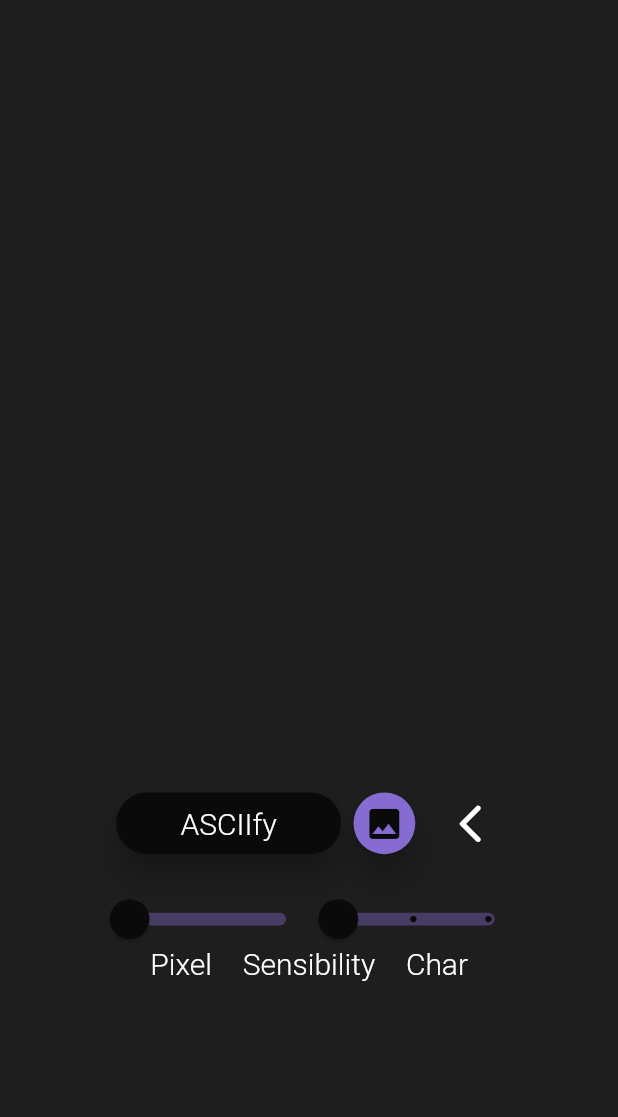
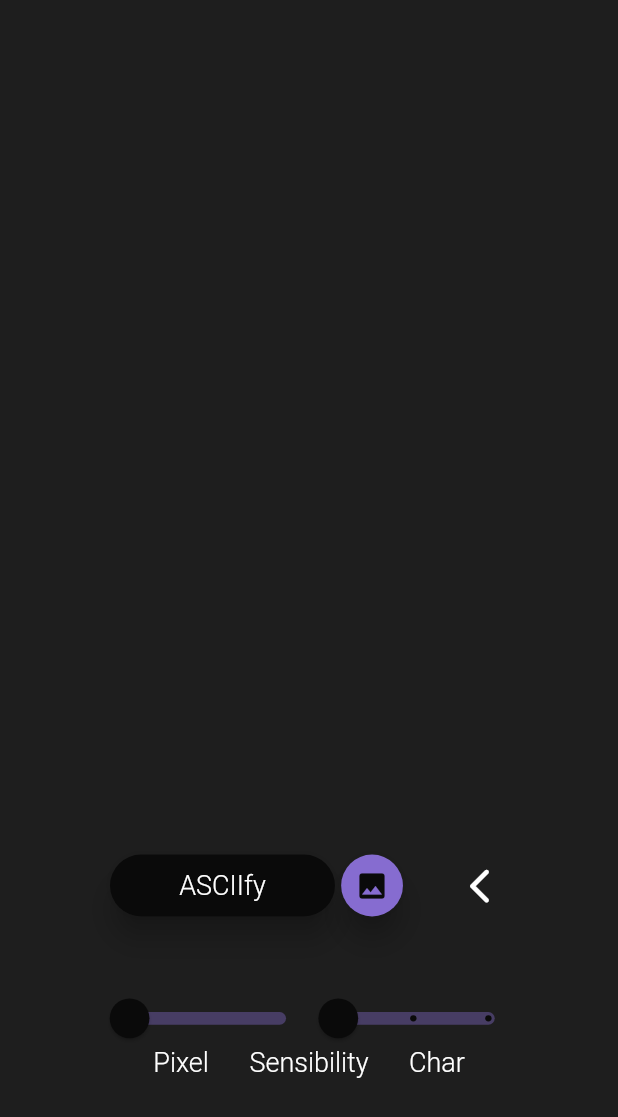
Before and after one commit to LorenzoProSky/ascii_art_app, a Flutter app: the screen it shows after launch, after a tap on the "light mode" icon, after a tap on "Storage", on a phone screen of 412 x 824 dp. Shown: the top 1117 px of the screen. Run offline on Flutter 3.47's test engine with Material 2 defaults, Android fonts, the phone set to English and light mode, and no system bars; our stand-ins replace image_picker, permission_handler; project files that could hold a hidden picture were left out.

Commit message:
Major improvments in page designs

```diff
--- a/lib/routes/home_page.dart
+++ b/lib/routes/home_page.dart
@@ -1,6 +1,7 @@
 import 'package:ascii_app/models/notifiers/theme_notifier.dart';
 import 'package:ascii_app/theme/theme.dart';
 import 'package:ascii_app/widgets/back_button_custom.dart';
+import 'package:ascii_app/widgets/exit_button_custom.dart';
 import 'package:ascii_app/widgets/home_page_select_button.dart';
 import 'package:flutter/material.dart';
 import 'package:provider/provider.dart';
@@ -25,7 +26,7 @@ class HomePage extends StatelessWidget {
               color: Theme.of(context).canvasColor,
               child: Padding(
                 padding: EdgeInsets.all(
-                  (screenHeight * 0.05 < 50) ? screenHeight * 0.05 : 50,
+                  (screenHeight * 0.03 < 30) ? screenHeight * 0.03 : 30,
                 ),
                 child: Stack(
                   clipBehavior: Clip.none,
@@ -40,12 +41,12 @@ class HomePage extends StatelessWidget {
                         Row(
                           mainAxisAlignment: MainAxisAlignment.start,
                           children: [
-                            BackButtonCustom(
-                                size: (screenHeight * 0.045 < 45)
-                                    ? screenHeight * 0.045
-                                    : 45),
+                            ExitButtonCustom(
+                                size: (screenHeight * 0.04 < 40)
+                                    ? screenHeight * 0.04
+                                    : 40),
                             SizedBox(
-                              width: screenWidth * 0.62,
+                              width: screenWidth * 0.65,
                             ),
                             Consumer<ThemeProvider>(
                               builder: (context, themeProvider, _) {
@@ -56,9 +57,9 @@ class HomePage extends StatelessWidget {
                                         : Icons.light_mode;
                                 return IconButton(
                                   icon: Icon(currentIcon),
-                                  iconSize: (screenHeight * 0.045 < 45)
-                                      ? screenHeight * 0.045
-                                      : 45,
+                                  iconSize: (screenHeight * 0.04 < 40)
+                                      ? screenHeight * 0.04
+                                      : 40,
                                   onPressed: () {
                                     if (themeProvider.getTheme().brightness ==
                                         Brightness.dark) {
@@ -79,9 +80,9 @@ class HomePage extends StatelessWidget {
                     Column(
                       children: <Widget>[
                         SizedBox(
-                          height: (screenHeight * 0.08 < 80)
-                              ? screenHeight * 0.08
-                              : 80,
+                          height: (screenHeight * 0.12 < 110)
+                              ? screenHeight * 0.12
+                              : 110,
                         ),
                         Image(
                           image: (themeProvider.getTheme().brightness ==
@@ -89,23 +90,23 @@ class HomePage extends StatelessWidget {
                               ? const AssetImage("assets/home_image_dark.png") //TODO
                               : const AssetImage("assets/home_image_light.png"),
                           width: (screenWidth < 500) ? screenWidth : 500,
-                          height: (screenHeight * 0.65 < 450)
-                              ? screenHeight * 0.65
-                              : 450,
+                          height: (screenHeight * 0.62 < 420)
+                              ? screenHeight * 0.62
+                              : 420,
                           fit: BoxFit.cover,
                         ),
                         SizedBox(
-                          height: (screenHeight * 0.04 < 40)
-                              ? screenHeight * 0.04
-                              : 40,
+                          height: (screenHeight * 0.045 < 45)
+                              ? screenHeight * 0.045
+                              : 45,
                         ),
                         HomePageSelectButton(
-                          width: (screenWidth * 0.75 < 350)
-                              ? screenWidth * 0.75
-                              : 350,
-                          height: (screenHeight * 0.055 < 55)
-                              ? screenHeight * 0.055
-                              : 55,
+                          width: (screenWidth * 0.8 < 380)
+                              ? screenWidth * 0.8
+                              : 380,
+                          height: (screenHeight * 0.05 < 50)
+                              ? screenHeight * 0.05
+                              : 50,
                         ),
                       ],
                     ),
--- a/lib/routes/image_page/image_page.dart
+++ b/lib/routes/image_page/image_page.dart
@@ -51,19 +51,24 @@ class _ImagePageState extends State<ImagePage> {
               color: Theme.of(context).canvasColor,
               child: Padding(
                 padding: EdgeInsets.all(
-                  (screenHeight * 0.05 < 50) ? screenHeight * 0.05 : 50,
+                  (screenHeight * 0.03 < 30) ? screenHeight * 0.03 : 30,
                 ),
                 child: Column(
                   children: <Widget>[
+                    SizedBox(
+                      height: (screenHeight * 0.55 < 55)
+                          ? screenHeight * 0.55
+                          : 55,
+                    ),
                     _imageArea(
                       context,
                       (screenWidth < 500) ? screenWidth : 500,
                       (screenHeight * 0.65 < 450) ? screenHeight * 0.65 : 450,
                     ),
                     SizedBox(
-                      height: (screenHeight * 0.045 < 45)
-                          ? screenHeight * 0.045
-                          : 45,
+                      height: (screenHeight * 0.4 < 40)
+                          ? screenHeight * 0.4
+                          : 40,
                     ),
                     Row(
                       mainAxisAlignment: MainAxisAlignment.center,
@@ -74,29 +79,29 @@ class _ImagePageState extends State<ImagePage> {
                           (screenHeight * 0.05 < 50) ? screenHeight * 0.05 : 50,
                         ),
                         SizedBox(
-                          width: (screenWidth * 0.01 < 10)
-                              ? screenHeight * 0.01
-                              : 10,
+                          width: (screenWidth * 0.005 < 5)
+                              ? screenHeight * 0.005
+                              : 5,
                         ),
                         _selectImageButton(
                           context,
                           (screenHeight * 0.05 < 50) ? screenHeight * 0.05 : 50,
                         ),
                         SizedBox(
-                          width: (screenWidth * 0.02 < 20)
-                              ? screenHeight * 0.02
-                              : 20,
+                          width: (screenWidth * 0.04 < 40)
+                              ? screenHeight * 0.04
+                              : 40,
                         ),
                         BackButtonCustom(
-                          size: (screenHeight * 0.05 < 50)
-                              ? screenHeight * 0.05
-                              : 50,
+                          size: (screenHeight * 0.045 < 45)
+                              ? screenHeight * 0.045
+                              : 45,
                         ),
                       ],
                     ),
                     SizedBox(
                       height:
-                          (screenHeight * 0.03 < 30) ? screenHeight * 0.03 : 30,
+                          (screenHeight * 0.06 < 60) ? screenHeight * 0.06 : 60,
                     ),
                     Row(
                       mainAxisAlignment: MainAxisAlignment.center,
@@ -140,7 +145,8 @@ class _ImagePageState extends State<ImagePage> {
   }
 
   Widget _imageArea(BuildContext context, double width, double height) {
-    return SizedBox( //TODO
+    return SizedBox(
+      //TODO
       width: width,
       height: height,
       child: (_isAscii)
--- a/lib/theme/theme.dart
+++ b/lib/theme/theme.dart
@@ -13,7 +13,7 @@ class AppTheme {
       bodyLarge: TextStyle(
         fontFamily: "Roboto",
         fontWeight: FontWeight.w300,
-        fontSize: 20.0,
+        fontSize: 18.0,
         color: AppColor.black,
       ),
       displayLarge: TextStyle(
@@ -40,13 +40,13 @@ class AppTheme {
       bodyLarge: TextStyle(
         fontFamily: "Roboto",
         fontWeight: FontWeight.w300,
-        fontSize: 20.0,
+        fontSize: 18.0,
         color: AppColor.white,
       ),
       displayLarge: TextStyle(
         // TextTheme for the ASCII Art
         fontFamily: "Lucida Console",
-        letterSpacing: 5,
+        letterSpacing: 8,
         color: AppColor.white,
       ),
     ),
--- a/lib/widgets/basic/icon_button_custom.dart
+++ b/lib/widgets/basic/icon_button_custom.dart
@@ -32,7 +32,7 @@ class IconButtonCustom extends StatelessWidget {
               ),
               child: Icon(
                 iconData,
-                size: size * 0.65,
+                size: size * 0.55,
                 color: Theme.of(context).primaryColor,
               ),
             ),
--- /dev/null
+++ b/lib/widgets/exit_button_custom.dart
@@ -0,0 +1,26 @@
+import 'package:flutter/material.dart';
+import 'package:flutter/services.dart';
+
+class ExitButtonCustom extends StatelessWidget {
+  const ExitButtonCustom({
+    Key? key,
+    required this.size,
+  }) : super(key: key);
+  final double size;
+
+  @override
+  Widget build(BuildContext context) {
+    return SizedBox(
+      width: size,
+      height: size,
+      child: IconButton(
+        icon: const Icon(Icons.close_rounded),
+        iconSize: size * 0.75,
+        color: Theme.of(context).hintColor,
+        highlightColor: Theme.of(context).focusColor,
+        padding: EdgeInsets.zero,
+        onPressed: () => SystemChannels.platform.invokeMethod('SystemNavigator.pop'),
+      ),
+    );
+  }
+}
--- a/lib/widgets/home_page_select_button.dart
+++ b/lib/widgets/home_page_select_button.dart
@@ -95,7 +95,7 @@ class HomePageSelectButton extends StatelessWidget {
               height: height,
               child: Icon(
                 Icons.photo,
-                size: height * 0.6,
+                size: height * 0.5,
                 color: Theme.of(context).primaryColor,
               ),
             ),
@@ -126,7 +126,7 @@ class HomePageSelectButton extends StatelessWidget {
               height: height,
               child: Icon(
                 Icons.camera_alt,
-                size: height * 0.6,
+                size: height * 0.5,
                 color: Theme.of(context).primaryColor,
               ),
             ),
--- a/lib/widgets/slider_custom.dart
+++ b/lib/widgets/slider_custom.dart
@@ -43,7 +43,7 @@ class SliderCustom extends StatelessWidget {
                 tickMarkShape: const RoundSliderTickMarkShape(),
                 activeTickMarkColor: Theme.of(context).primaryColor,
                 inactiveTickMarkColor: Theme.of(context).primaryColor,
-                valueIndicatorShape: const PaddleSliderValueIndicatorShape(),
+                valueIndicatorShape: const PaddleSliderValueIndicatorShape(), //TODO
                 valueIndicatorColor:
                     Theme.of(context).focusColor.withAlpha(150),
                 valueIndicatorTextStyle: Theme.of(context).textTheme.bodyLarge,
```
Also changed, not shown: assets/home_image_dark.png.
